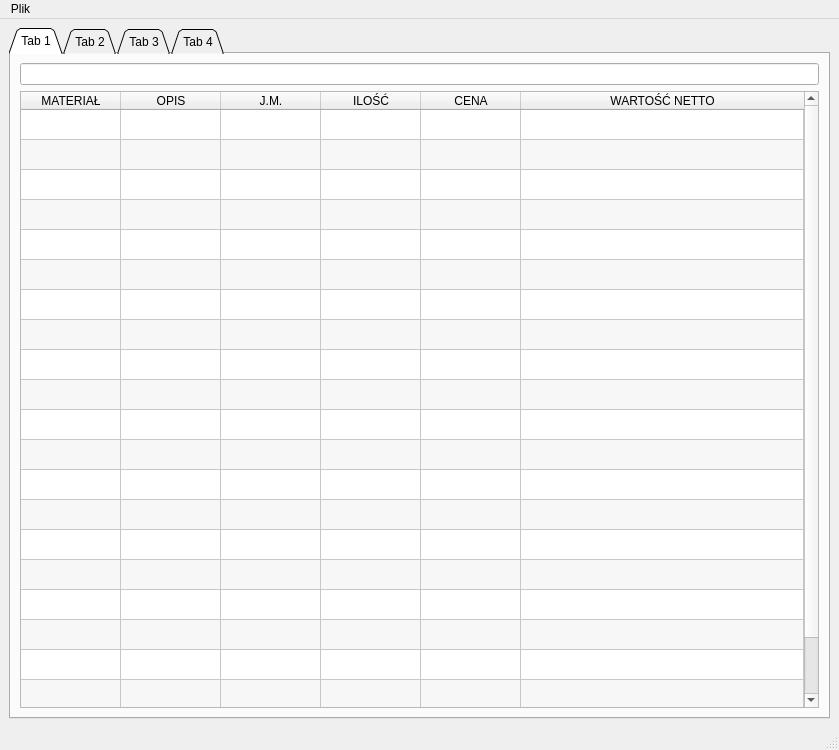
First picture: the form in Main_window.ui, repository KPlutowski/estiamte-app, before the edit.
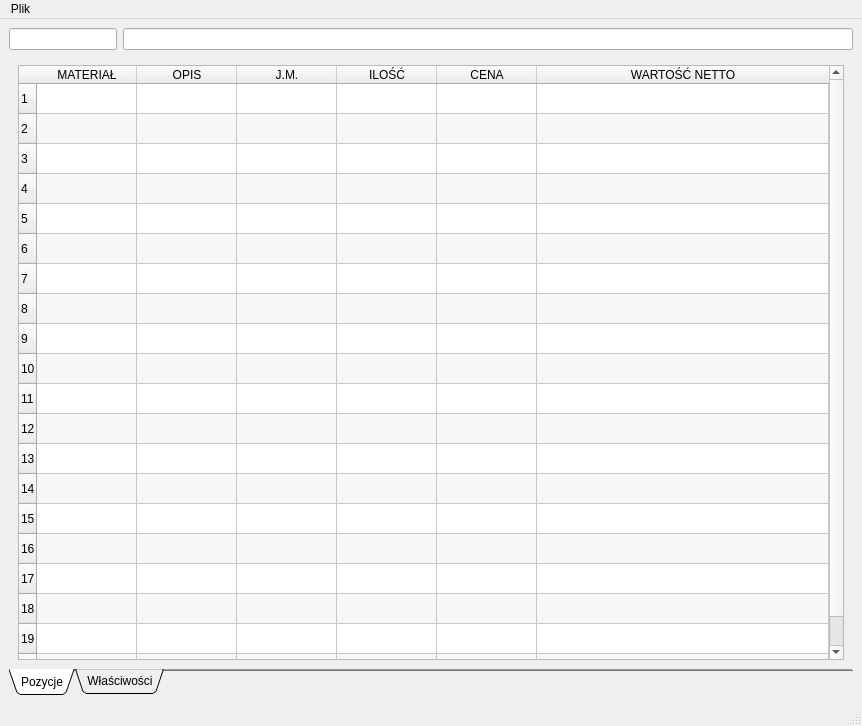
Second picture: the form after the edit. The open tabs and pages were chosen to show the change.

Patch:
```diff
--- a/Main_window.ui
+++ b/Main_window.ui
@@ -6,17 +6,40 @@
    <rect>
     <x>0</x>
     <y>0</y>
-    <width>839</width>
-    <height>750</height>
+    <width>862</width>
+    <height>726</height>
    </rect>
   </property>
   <property name="windowTitle">
    <string>Estimatex</string>
   </property>
   <widget class="QWidget" name="centralwidget">
-   <layout class="QHBoxLayout" name="horizontalLayout_3">
+   <layout class="QVBoxLayout" name="verticalLayout_3">
+    <item>
+     <layout class="QHBoxLayout" name="horizontalLayout">
+      <item>
+       <widget class="QLineEdit" name="Name_box">
+        <property name="sizePolicy">
+         <sizepolicy hsizetype="Fixed" vsizetype="Fixed">
+          <horstretch>0</horstretch>
+          <verstretch>0</verstretch>
+         </sizepolicy>
+        </property>
+        <property name="readOnly">
+         <bool>true</bool>
+        </property>
+       </widget>
+      </item>
+      <item>
+       <widget class="QLineEdit" name="Formula_bar"/>
+      </item>
+     </layout>
+    </item>
     <item>
      <widget class="QTabWidget" name="tabWidget">
+      <property name="tabPosition">
+       <enum>QTabWidget::South</enum>
+      </property>
       <property name="tabShape">
        <enum>QTabWidget::Triangular</enum>
       </property>
@@ -24,25 +47,19 @@
        <number>0</number>
       </property>
       <property name="documentMode">
-       <bool>false</bool>
-      </property>
-      <property name="tabsClosable">
-       <bool>false</bool>
+       <bool>true</bool>
       </property>
       <property name="movable">
        <bool>true</bool>
       </property>
       <property name="tabBarAutoHide">
-       <bool>false</bool>
+       <bool>true</bool>
       </property>
       <widget class="QWidget" name="tab_1">
        <attribute name="title">
-        <string>Tab 1</string>
+        <string>Pozycje</string>
        </attribute>
        <layout class="QVBoxLayout" name="verticalLayout">
-        <item>
-         <widget class="QLineEdit" name="lineEdit"/>
-        </item>
         <item>
          <widget class="QTableWidget" name="PositonsTableWidget">
           <property name="contextMenuPolicy">
@@ -61,7 +78,7 @@
            <enum>QAbstractItemView::SelectItems</enum>
           </property>
           <property name="rowCount">
-           <number>21</number>
+           <number>20</number>
           </property>
           <property name="columnCount">
            <number>6</number>
@@ -69,14 +86,6 @@
           <attribute name="horizontalHeaderStretchLastSection">
            <bool>true</bool>
           </attribute>
-          <attribute name="verticalHeaderVisible">
-           <bool>false</bool>
-          </attribute>
-          <row>
-           <property name="text">
-            <string>awd</string>
-           </property>
-          </row>
           <row/>
           <row/>
           <row/>
@@ -133,7 +142,7 @@
       </widget>
       <widget class="QWidget" name="tab_2">
        <attribute name="title">
-        <string>Tab 2</string>
+        <string>Właściwości</string>
        </attribute>
        <layout class="QVBoxLayout" name="verticalLayout_2">
         <item>
@@ -235,16 +244,6 @@
         </item>
        </layout>
       </widget>
-      <widget class="QWidget" name="tab_3">
-       <attribute name="title">
-        <string>Tab 3</string>
-       </attribute>
-      </widget>
-      <widget class="QWidget" name="tab_4">
-       <attribute name="title">
-        <string>Tab 4</string>
-       </attribute>
-      </widget>
      </widget>
     </item>
    </layout>
@@ -254,7 +253,7 @@
     <rect>
      <x>0</x>
      <y>0</y>
-     <width>839</width>
+     <width>862</width>
      <height>26</height>
     </rect>
    </property>
```
Left out of the diff: 19 changed lines with no effect on the pictures.
